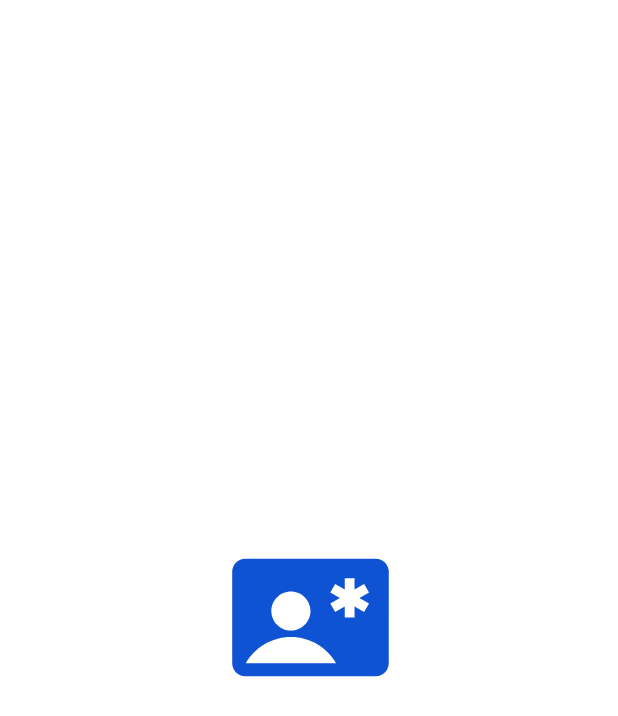
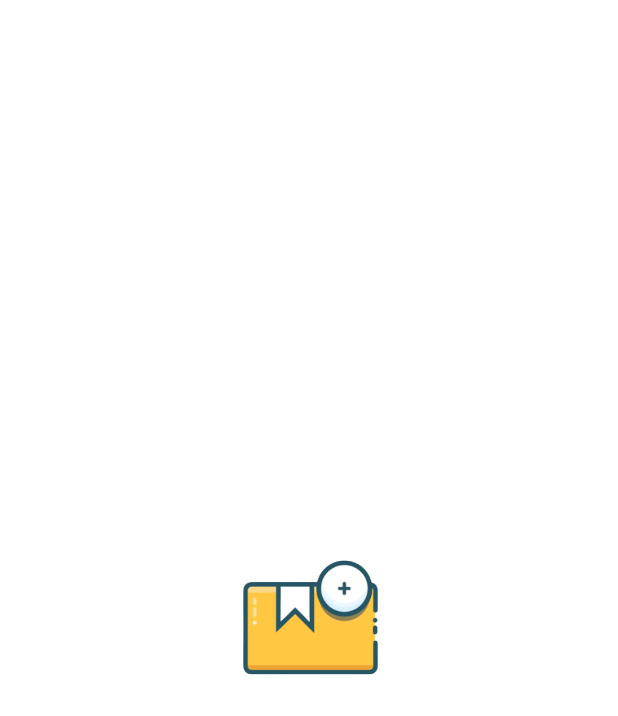
Before and after one commit to asikulsk01/Contact-Manager-App, an Android app: the layout activity_splash_screen.xml on its own in the app's theme, with its tools: preview values and no code run, on a phone screen of 412 x 824 dp. Shown: the top 716 px of the screen. Run offline under Robolectric (Android 15) with nearby library versions, the phone set to English and light mode, and no system bars.

Commit message:
icon added

```diff
--- a/app/src/main/res/layout/activity_splash_screen.xml
+++ b/app/src/main/res/layout/activity_splash_screen.xml
@@ -1,8 +1,10 @@
 <?xml version="1.0" encoding="utf-8"?>
 <RelativeLayout xmlns:android="http://schemas.android.com/apk/res/android"
     xmlns:app="http://schemas.android.com/apk/res-auto"
+    xmlns:tools="http://schemas.android.com/tools"
     android:layout_width="match_parent"
-    android:layout_height="match_parent">
+    android:layout_height="match_parent"
+    tools:context=".SplashScreenActivity">
 
     <ImageView
         android:id="@+id/imageView"
@@ -11,5 +13,7 @@
         android:layout_alignParentEnd="true"
         android:layout_centerVertical="true"
         android:layout_marginEnd="80dp"
-        android:src="@drawable/ic_launcher_foreground" />
+        android:src="@drawable/icon" />
+
+
 </RelativeLayout>
--- a/app/src/main/res/mipmap-anydpi-v26/ic_launcher.xml
+++ b/app/src/main/res/mipmap-anydpi-v26/ic_launcher.xml
@@ -1,5 +1,5 @@
 <?xml version="1.0" encoding="utf-8"?>
 <adaptive-icon xmlns:android="http://schemas.android.com/apk/res/android">
     <background android:drawable="@drawable/ic_launcher_background"/>
-    <foreground android:drawable="@drawable/ic_launcher_foreground"/>
+    <foreground android:drawable="@drawable/icon"/>
 </adaptive-icon>
--- a/app/src/main/res/mipmap-anydpi-v26/ic_launcher_round.xml
+++ b/app/src/main/res/mipmap-anydpi-v26/ic_launcher_round.xml
@@ -1,5 +1,5 @@
 <?xml version="1.0" encoding="utf-8"?>
 <adaptive-icon xmlns:android="http://schemas.android.com/apk/res/android">
     <background android:drawable="@drawable/ic_launcher_background"/>
-    <foreground android:drawable="@drawable/ic_launcher_foreground"/>
+    <foreground android:drawable="@drawable/icon"/>
 </adaptive-icon>
```
Also changed, not shown: app/src/main/AndroidManifest.xml (+11 -1 lines), app/src/main/java/com/asikul/contactmanager/SplashScreenActivity.kt (added, +22 -0 lines), app/src/main/res/drawable/icon.png (added).
